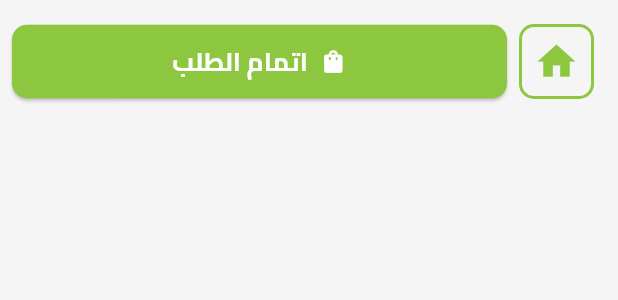
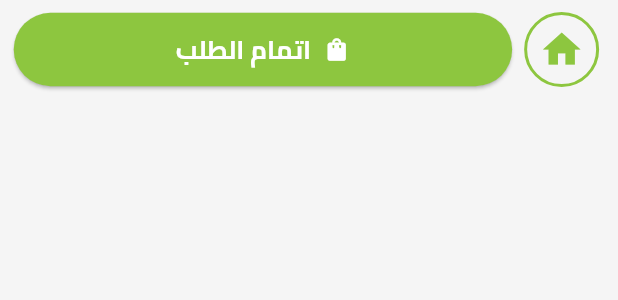
Before and after one commit to ibrahimsiam25/WestElbalad, a Flutter app: the CustomBottomNavigationBar widget shown alone on an empty page, opened directly, on a phone screen of 412 x 824 dp. Shown: the top 300 px of the screen. Run offline on Flutter 3.47's test engine with Material 3 defaults, Android fonts, the phone set to English and light mode, and no system bars; our stand-ins replace bloc, cached_network_image, cloud_firestore, dartz, firebase_auth, firebase_core and 16 more; missing offline and left inert: svg_flutter; accounts and stored records are empty; network calls fail.

Commit message:
Refactor Shopping Cart View and Custom Bottom Navigation Bar
- Adjusted padding in `CustomBottomNavigationBar` to use `EdgeInsets.only` for better control.
- Updated border radius in `CustomBottomNavigationBar` to use a constant from `app_consts.dart`.
- Removed unnecessary import of `CustomAppBar` in `shopping_cart_view_body.dart`.
- Added `CustomAppBar` to `ShoppingCartView` with a preferred size and title.
- Refactored `ShoppingCartViewBody` to remove `SingleChildScrollView` and use `ClipRRect` for better UI consistency.
- Updated `ShoppingCartViewBody` to use `ListView` with zero padding for a cleaner layout.

```diff
--- a/lib/core/widgets/custom_bottom_navigation_bar.dart
+++ b/lib/core/widgets/custom_bottom_navigation_bar.dart
@@ -1,6 +1,7 @@
 import 'package:flutter/material.dart';
 import 'package:flutter_screenutil/flutter_screenutil.dart';
 import 'package:west_elbalad/core/constants/app_colors.dart';
+import 'package:west_elbalad/core/constants/app_consts.dart';
 import 'package:west_elbalad/core/utils/app_styles.dart';
 
 class CustomBottomNavigationBar extends StatelessWidget {
@@ -22,7 +23,7 @@ class CustomBottomNavigationBar extends StatelessWidget {
   @override
   Widget build(BuildContext context) {
     return Padding(
-      padding: const EdgeInsets.all(8.0),
+      padding: EdgeInsets.only(right: 4.0.w, left: 8.0.w),
       child: Row(
         children: [
           IconButton(
@@ -33,7 +34,7 @@ class CustomBottomNavigationBar extends StatelessWidget {
                   color: AppColors.lightGreen,
                   width: 2,
                 ),
-                borderRadius: BorderRadius.circular(10),
+                borderRadius: BorderRadius.circular(kRadius24),
               ),
               padding: const EdgeInsets.all(8),
               child: Icon(
@@ -47,7 +48,7 @@ class CustomBottomNavigationBar extends StatelessWidget {
             child: ElevatedButton.icon(
               style: ElevatedButton.styleFrom(
                 shape: RoundedRectangleBorder(
-                  borderRadius: BorderRadius.circular(10),
+                  borderRadius: BorderRadius.circular(kRadius24),
                 ),
                 backgroundColor: AppColors.lightGreen,
                 padding: EdgeInsets.symmetric(vertical: 10.0.h),
--- a/lib/core/widgets/custom_clippath.dart
+++ b/lib/core/widgets/custom_clippath.dart
@@ -12,6 +12,7 @@ class CustomClipperPath extends CustomClipper<Path> {
     path.quadraticBezierTo(w, h - 32, w, h);
     path.lineTo(w, 0);
     path.close();
+
     return path;
   }
 
```
Also changed, not shown: lib/features/shopping_cart/presentation/views/shopping_cart_view.dart (+13 -7 lines), lib/features/shopping_cart/presentation/views/widgets/shopping_cart_view_body.dart (+10 -14 lines).
